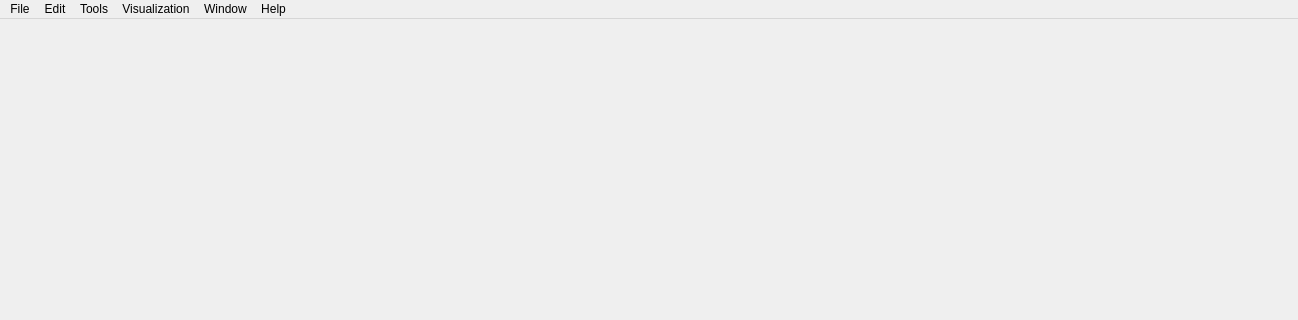
Old version of the form ui/MainWindow.ui in the repository sharjith/ModelViewer-Qt; both pictures show x 0 to 1298 and y 0 to 320 of the 1298 by 778 pixel window.
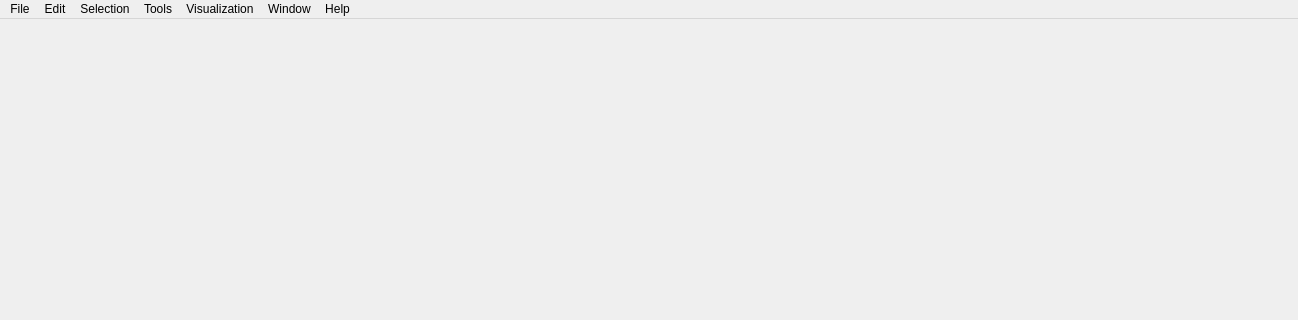
New version of the form. Icons and pictures are not drawn.

Commit message: Add selection & material productivity tools: Lasso, Filter by Material/Color, Eyedropper, Selection Sets, Turntable

The edit to the form file:
```diff
--- a/ui/MainWindow.ui
+++ b/ui/MainWindow.ui
@@ -78,6 +78,15 @@
     <addaction name="separator"/>
     <addaction name="actionSettings"/>
    </widget>
+   <widget class="QMenu" name="menuSelection">
+    <property name="title">
+     <string>Selection</string>
+    </property>
+    <addaction name="actionFilterByMaterial"/>
+    <addaction name="actionFilterByColor"/>
+    <addaction name="separator"/>
+    <addaction name="actionSaveSelectionSet"/>
+   </widget>
    <widget class="QMenu" name="menuTools">
     <property name="title">
      <string>Tools</string>
@@ -103,6 +112,7 @@
    </widget>
    <addaction name="menuFile"/>
    <addaction name="menuEdit"/>
+   <addaction name="menuSelection"/>
    <addaction name="menuTools"/>
    <addaction name="menuVisualization"/>
    <addaction name="menuWindows"/>
```
Left out of the diff: 30 changed lines with no effect on the pictures. The commit also changes 35 other files.
